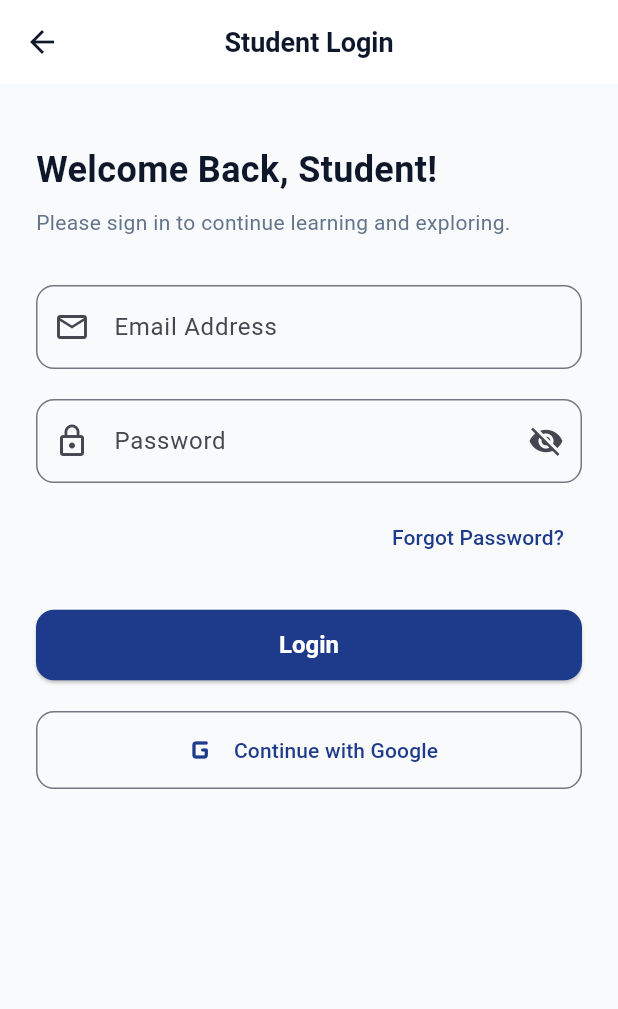
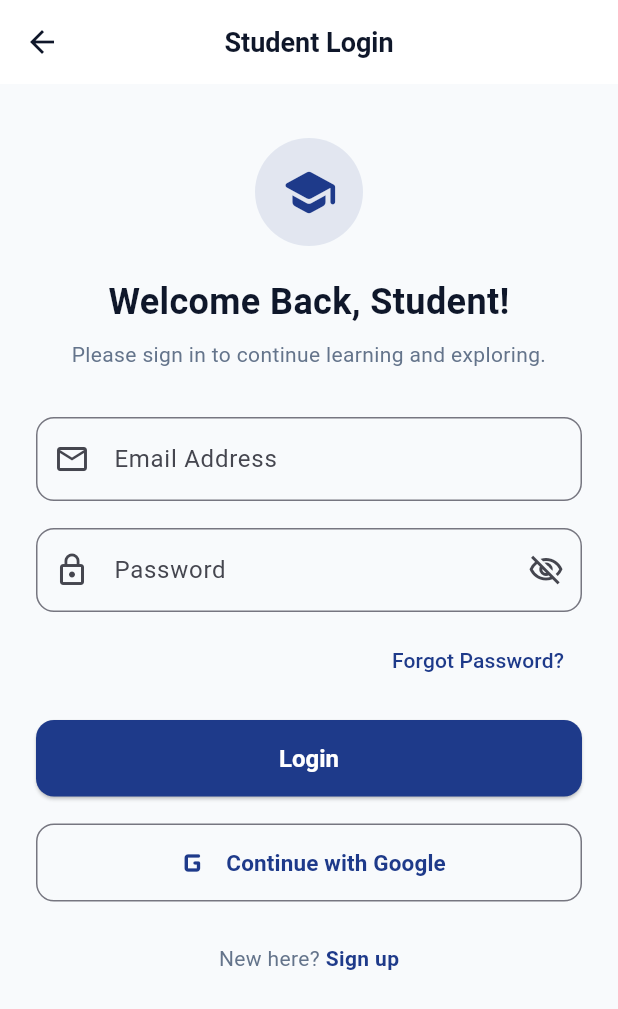
Before and after one commit to irtazaad328/ED-TECH_App, a Flutter app: the screen it shows after launch, after a tap on "Get Started", after a tap on "I'm a Student", on a phone screen of 412 x 824 dp. Shown: the top 1009 px of the screen. Run offline on Flutter 3.47's test engine with Material 3 defaults, Android fonts, the phone set to English and light mode, and no system bars.

Commit message:
Add Learner Login, Signup, and Logout functionality

```diff
--- a/flutterdemo/lib/main.dart
+++ b/flutterdemo/lib/main.dart
@@ -2,6 +2,7 @@ import 'package:flutter/material.dart';
 import 'routes/app_routes.dart';
 import 'screens/common/login_screen.dart';
 import 'screens/common/role_selection_screen.dart';
+import 'screens/common/signup_screen.dart';
 import 'screens/learner/cart_screen.dart';
 import 'screens/learner/home_screen.dart';
 import 'screens/learner/payment_screen.dart';
@@ -29,7 +30,9 @@ class EdTechApp extends StatelessWidget {
         AppRoutes.welcome: (context) => const WelcomeScreen(),
         AppRoutes.roleSelection: (context) => const RoleSelectionScreen(),
         AppRoutes.learnerLogin: (context) => const LoginScreen(isTeacher: false),
+        AppRoutes.learnerSignup: (context) => const SignupScreen(isTeacher: false),
         AppRoutes.teacherLogin: (context) => const LoginScreen(isTeacher: true),
+        AppRoutes.teacherSignup: (context) => const SignupScreen(isTeacher: true),
         AppRoutes.learnerHome: (context) => const LearnerHomeScreen(),
         AppRoutes.programsList: (context) => const ProgramsListScreen(),
         AppRoutes.programDetails: (context) => const ProgramDetailsScreen(),
--- a/flutterdemo/lib/screens/common/login_screen.dart
+++ b/flutterdemo/lib/screens/common/login_screen.dart
@@ -2,6 +2,8 @@ import 'package:flutter/material.dart';
 import '../../routes/app_routes.dart';
 import '../../theme/app_theme.dart';
 
+/// Screen 2 & 10: Login Screen (Learner & Teacher Flow)
+/// Wireframe 2: Email, Password, Login, Google Auth, and Sign up link.
 class LoginScreen extends StatefulWidget {
   final bool isTeacher;
 
@@ -12,6 +14,7 @@ class LoginScreen extends StatefulWidget {
 }
 
 class _LoginScreenState extends State<LoginScreen> {
+  final _formKey = GlobalKey<FormState>();
   final _emailController = TextEditingController();
   final _passwordController = TextEditingController();
   bool _obscurePassword = true;
@@ -24,10 +27,12 @@ class _LoginScreenState extends State<LoginScreen> {
   }
 
   void _handleLogin() {
+    if (_formKey.currentState?.validate() ?? true) {
       if (widget.isTeacher) {
         Navigator.pushReplacementNamed(context, AppRoutes.teacherDashboard);
       } else {
         Navigator.pushReplacementNamed(context, AppRoutes.learnerHome);
+      }
     }
   }
 
@@ -42,12 +47,33 @@ class _LoginScreenState extends State<LoginScreen> {
       body: SafeArea(
         child: SingleChildScrollView(
           padding: const EdgeInsets.all(24.0),
+          child: Form(
+            key: _formKey,
             child: Column(
               crossAxisAlignment: CrossAxisAlignment.stretch,
               children: [
-              const SizedBox(height: 16),
+                const SizedBox(height: 12),
+                Center(
+                  child: Container(
+                    width: 72,
+                    height: 72,
+                    decoration: BoxDecoration(
+                      color: AppTheme.primary.withOpacity(0.1),
+                      shape: BoxShape.circle,
+                    ),
+                    child: Icon(
+                      widget.isTeacher
+                          ? Icons.laptop_chromebook_rounded
+                          : Icons.school_rounded,
+                      size: 38,
+                      color: AppTheme.primary,
+                    ),
+                  ),
+                ),
+                const SizedBox(height: 20),
                 Text(
                   'Welcome Back, $roleName!',
+                  textAlign: TextAlign.center,
                   style: const TextStyle(
                     fontSize: 24,
                     fontWeight: FontWeight.bold,
@@ -57,6 +83,7 @@ class _LoginScreenState extends State<LoginScreen> {
                 const SizedBox(height: 8),
                 const Text(
                   'Please sign in to continue learning and exploring.',
+                  textAlign: TextAlign.center,
                   style: TextStyle(
                     fontSize: 14,
                     color: AppTheme.textSecondary,
@@ -65,64 +92,146 @@ class _LoginScreenState extends State<LoginScreen> {
                 const SizedBox(height: 32),
 
                 // Email Field
-              TextField(
+                TextFormField(
                   controller: _emailController,
                   keyboardType: TextInputType.emailAddress,
                   decoration: InputDecoration(
                     labelText: 'Email Address',
+                    hintText: 'student@example.com',
                     prefixIcon: const Icon(Icons.email_outlined),
-                  border: OutlineInputBorder(borderRadius: BorderRadius.circular(12)),
+                    border: OutlineInputBorder(
+                      borderRadius: BorderRadius.circular(12),
                     ),
                   ),
-              const SizedBox(height: 20),
+                  validator: (value) {
+                    if (value == null || value.trim().isEmpty) {
+                      return 'Please enter your email';
+                    }
+                    if (!value.contains('@')) {
+                      return 'Please enter a valid email address';
+                    }
+                    return null;
+                  },
+                ),
+                const SizedBox(height: 18),
 
                 // Password Field
-              TextField(
+                TextFormField(
                   controller: _passwordController,
                   obscureText: _obscurePassword,
                   decoration: InputDecoration(
                     labelText: 'Password',
+                    hintText: '••••••••',
                     prefixIcon: const Icon(Icons.lock_outline),
                     suffixIcon: IconButton(
-                    icon: Icon(_obscurePassword ? Icons.visibility_off : Icons.visibility),
+                      icon: Icon(
+                        _obscurePassword
+                            ? Icons.visibility_off_outlined
+                            : Icons.visibility_outlined,
+                      ),
                       onPressed: () {
                         setState(() {
                           _obscurePassword = !_obscurePassword;
                         });
                       },
                     ),
-                  border: OutlineInputBorder(borderRadius: BorderRadius.circular(12)),
+                    border: OutlineInputBorder(
+                      borderRadius: BorderRadius.circular(12),
                     ),
                   ),
-              const SizedBox(height: 12),
+                  validator: (value) {
+                    if (value == null || value.trim().isEmpty) {
+                      return 'Please enter your password';
+                    }
+                    if (value.length < 6) {
+                      return 'Password must be at least 6 characters';
+                    }
+                    return null;
+                  },
+                ),
+                const SizedBox(height: 8),
 
                 Align(
                   alignment: Alignment.centerRight,
                   child: TextButton(
-                  onPressed: () {},
+                    onPressed: () {
+                      ScaffoldMessenger.of(context).showSnackBar(
+                        const SnackBar(
+                          content: Text('Password reset link sent to your email!'),
+                        ),
+                      );
+                    },
                     child: const Text('Forgot Password?'),
                   ),
                 ),
-              const SizedBox(height: 24),
+                const SizedBox(height: 16),
 
                 // Login Button
                 ElevatedButton(
                   onPressed: _handleLogin,
-                child: const Text('Login'),
+                  style: ElevatedButton.styleFrom(
+                    padding: const EdgeInsets.symmetric(vertical: 16),
+                    shape: RoundedRectangleBorder(
+                      borderRadius: BorderRadius.circular(12),
                     ),
-              const SizedBox(height: 20),
+                  ),
+                  child: const Text(
+                    'Login',
+                    style: TextStyle(fontSize: 16, fontWeight: FontWeight.bold),
+                  ),
+                ),
+                const SizedBox(height: 18),
 
                 // Google Sign-in Mock
                 OutlinedButton.icon(
                   icon: const Icon(Icons.g_mobiledata_rounded, size: 28),
-                label: const Text('Continue with Google'),
+                  label: const Text(
+                    'Continue with Google',
+                    style: TextStyle(fontSize: 15, fontWeight: FontWeight.w600),
+                  ),
                   style: OutlinedButton.styleFrom(
                     padding: const EdgeInsets.symmetric(vertical: 12),
-                  shape: RoundedRectangleBorder(borderRadius: BorderRadius.circular(12)),
+                    shape: RoundedRectangleBorder(
+                      borderRadius: BorderRadius.circular(12),
+                    ),
                   ),
                   onPressed: _handleLogin,
                 ),
+                const SizedBox(height: 28),
+
+                // Sign up prompt matching Wireframe 2
+                Row(
+                  mainAxisAlignment: MainAxisAlignment.center,
+                  children: [
+                    Text(
+                      widget.isTeacher ? "New teacher? " : "New here? ",
+                      style: const TextStyle(
+                        fontSize: 14,
+                        color: AppTheme.textSecondary,
+                      ),
+                    ),
+                    GestureDetector(
+                      onTap: () {
+                        Navigator.pushNamed(
+                          context,
+                          widget.isTeacher
+                              ? AppRoutes.teacherSignup
+                              : AppRoutes.learnerSignup,
+                        );
+                      },
+                      child: const Text(
+                        'Sign up',
+                        style: TextStyle(
+                          fontSize: 14,
+                          color: AppTheme.primary,
+                          fontWeight: FontWeight.bold,
+                        ),
+                      ),
+                    ),
                   ],
+                ),
+              ],
+            ),
           ),
         ),
       ),
```
Also changed, not shown: flutterdemo/lib/screens/common/signup_screen.dart (added, +384 -0 lines), flutterdemo/lib/screens/learner/home_screen.dart (+40 -5 lines). Lines whose indentation alone changed are shown as unchanged.
